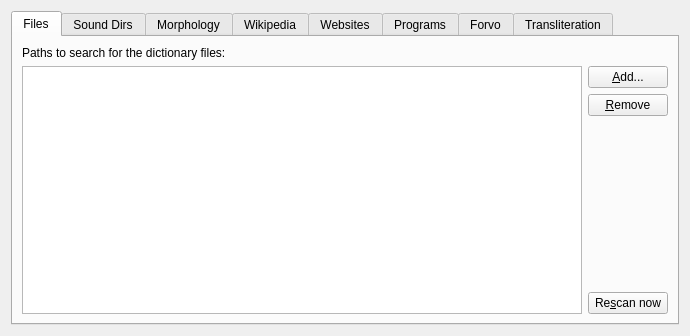
This is sources.ui in goldendict/goldendict as Qt 5 draws it before an edit. The edited form follows.
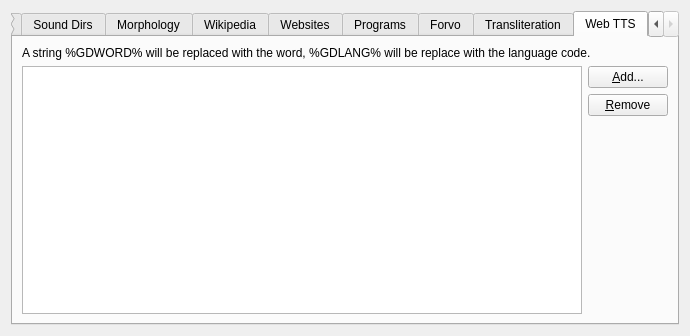
This is the edited form. The open tabs and pages were chosen to show the change. Icons and pictures are not drawn.

Commit message: 1/add Web Text to speech support Languages: -empty:all -en,ja,fr,other:english, japanese ,french,other (no language detected) 2/change ::selection to windows style 3/change dictname display style: Icon From DictName

Patch:
```diff
--- a/sources.ui
+++ b/sources.ui
@@ -767,6 +767,58 @@
        </item>
       </layout>
      </widget>
+     <widget class="QWidget" name="wtts">
+      <attribute name="title">
+       <string>Web TTS</string>
+      </attribute>
+      <layout class="QVBoxLayout" name="verticalLayout_17">
+       <item>
+        <widget class="QLabel" name="label_17">
+         <property name="text">
+          <string>A string %GDWORD% will be replaced with the word, %GDLANG% will be replace with the language code.</string>
+         </property>
+        </widget>
+       </item>
+       <item>
+        <layout class="QHBoxLayout" name="horizontalLayout_8">
+         <item>
+          <widget class="QTreeView" name="webTtsView"/>
+         </item>
+         <item>
+          <layout class="QVBoxLayout" name="verticalLayout_16">
+           <item>
+            <widget class="QPushButton" name="addWTSS">
+             <property name="text">
+              <string>&amp;Add...</string>
+             </property>
+            </widget>
+           </item>
+           <item>
+            <widget class="QPushButton" name="removeWTss">
+             <property name="text">
+              <string>&amp;Remove</string>
+             </property>
+            </widget>
+           </item>
+           <item>
+            <spacer name="verticalSpacer_13">
+             <property name="orientation">
+              <enum>Qt::Vertical</enum>
+             </property>
+             <property name="sizeHint" stdset="0">
+              <size>
+               <width>20</width>
+               <height>40</height>
+              </size>
+             </property>
+            </spacer>
+           </item>
+          </layout>
+         </item>
+        </layout>
+       </item>
+      </layout>
+     </widget>
     </widget>
    </item>
   </layout>
```
The commit also changes 23 other files.
